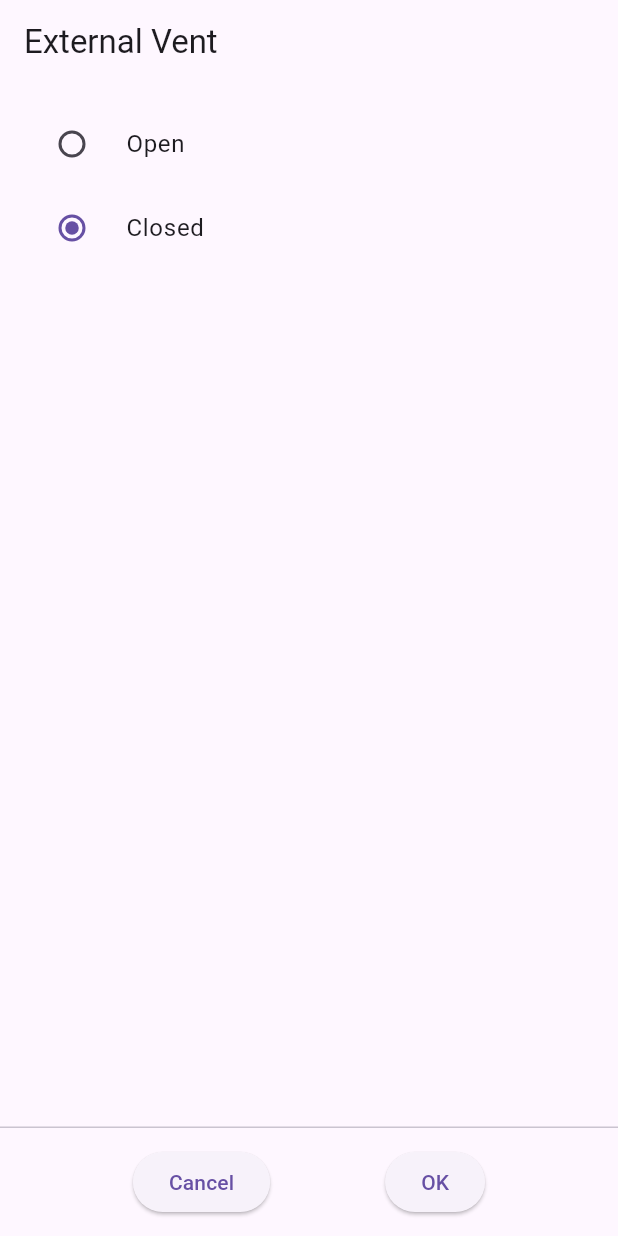
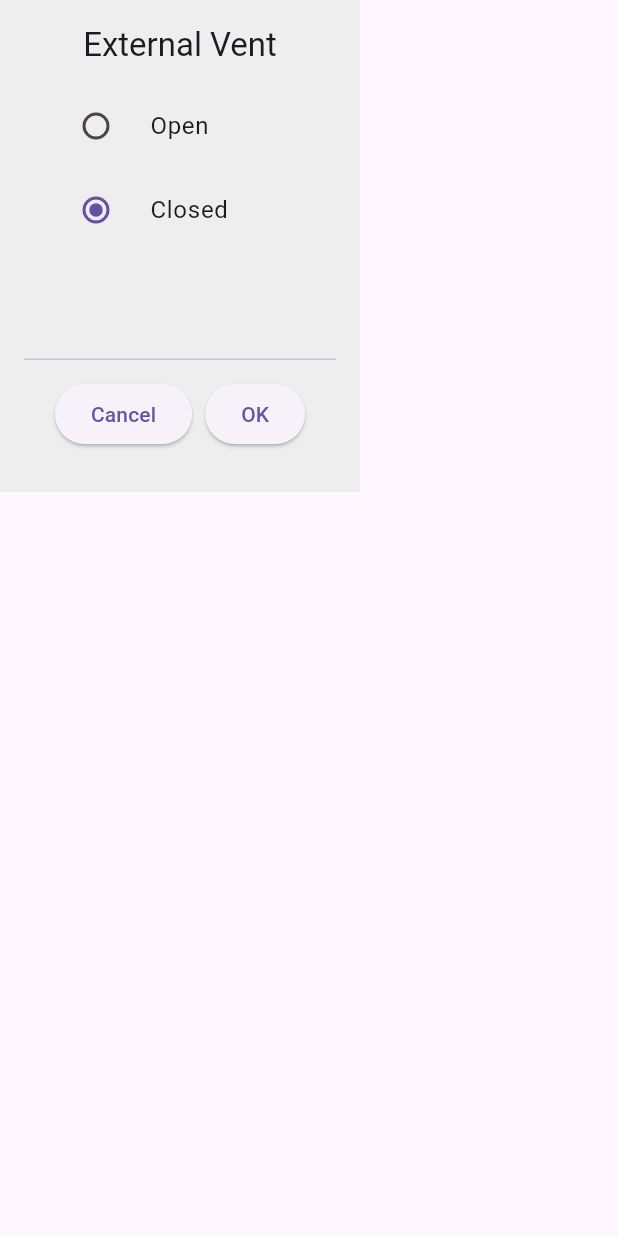
Before and after one commit to hangstrap/dry_living_mock_wall_unit, a Flutter app: the ExternalVentEditView widget shown alone on an empty page, opened directly with empty values, on a phone screen of 412 x 824 dp. Run offline on Flutter 3.47's test engine with Material 3 defaults, Android fonts, the phone set to English and light mode, and no system bars.

Commit message:
kind of working

```diff
--- a/lib/main.dart
+++ b/lib/main.dart
@@ -7,7 +7,7 @@ import 'clock_widget.dart';
 import 'package:flutter/rendering.dart';
 
 void main() {
-  debugPaintSizeEnabled = true;
+  debugPaintSizeEnabled = false;
   runApp(
     MultiProvider(
       providers: [ChangeNotifierProvider(create: (_) => AppState())],
--- a/lib/wall_unit/editors/base_field_edit_view.dart
+++ b/lib/wall_unit/editors/base_field_edit_view.dart
@@ -4,6 +4,7 @@ class BaseFieldEditView<T> extends StatefulWidget {
   final String title;
   final T value;
   final ValueChanged<T> onSave;
+  final VoidCallback onCancel; // now always required
   final Widget Function(T?, ValueChanged<T?>) editorBuilder;
 
   const BaseFieldEditView({
@@ -11,6 +12,7 @@ class BaseFieldEditView<T> extends StatefulWidget {
     required this.value,
     required this.onSave,
     required this.editorBuilder,
+    required this.onCancel, // no longer optional
     super.key,
   });
 
@@ -31,42 +33,45 @@ class _BaseFieldEditViewState<T> extends State<BaseFieldEditView<T>> {
   Widget build(BuildContext context) {
     final maxEditorHeight = MediaQuery.of(context).size.height * 0.7;
 
-    return Scaffold(
-      appBar: AppBar(title: Text(widget.title)),
-      body: SafeArea(
+    return Container(
+      width: 240,
+      height: 328,
+      color: Colors.grey[200],
+      padding: const EdgeInsets.all(16),
       child: Column(
         children: [
+          Text(widget.title, style: Theme.of(context).textTheme.titleLarge),
+
           Expanded(
             child: SingleChildScrollView(
               padding: const EdgeInsets.all(12),
               child: ConstrainedBox(
-                  constraints: BoxConstraints(
-                    maxHeight: maxEditorHeight,
-                  ),
+                constraints: BoxConstraints(maxHeight: maxEditorHeight),
                 child: widget.editorBuilder(
                   currentValue,
                   (newValue) {
-                      if (newValue != null) setState(() => currentValue = newValue);
+                    if (newValue != null) {
+                      setState(() => currentValue = newValue);
+                    }
                   },
                 ),
               ),
             ),
           ),
+
           const Divider(height: 1),
+
           Padding(
             padding: const EdgeInsets.all(12.0),
             child: Row(
               mainAxisAlignment: MainAxisAlignment.spaceEvenly,
               children: [
                 ElevatedButton(
-                    onPressed: () => Navigator.pop(context),
+                  onPressed: widget.onCancel, // always enabled
                   child: const Text("Cancel"),
                 ),
                 ElevatedButton(
-                    onPressed: () {
-                      widget.onSave(currentValue);
-                      Navigator.pop(context);
-                    },
+                  onPressed: () => widget.onSave(currentValue),
                   child: const Text("OK"),
                 ),
               ],
@@ -74,7 +79,6 @@ class _BaseFieldEditViewState<T> extends State<BaseFieldEditView<T>> {
           ),
         ],
       ),
-      ),
     );
   }
 }
--- a/lib/wall_unit/editors/external_vent_edit_view.dart
+++ b/lib/wall_unit/editors/external_vent_edit_view.dart
@@ -5,16 +5,28 @@ import 'base_field_edit_view.dart';
 
 class ExternalVentEditView extends StatelessWidget {
   final AppState appState;
-  const ExternalVentEditView({required this.appState, super.key});
+  final VoidCallback onClose;
+
+  const ExternalVentEditView({
+    required this.appState,
+    required this.onClose,
+    super.key,
+  });
 
   @override
   Widget build(BuildContext context) {
     return BaseFieldEditView<ExternalVent>(
       title: "External Vent",
       value: appState.externalVent,
-      onSave: (newValue) => appState.setExternalVent(newValue),
-      editorBuilder: (value, onChanged) => Column(
-        children: ExternalVent.values
+      onSave: (newValue) {
+        appState.setExternalVent(newValue);
+        onClose();
+      },
+      onCancel: onClose,
+      editorBuilder:
+          (value, onChanged) => Column(
+            children:
+                ExternalVent.values
                     .map(
                       (e) => RadioListTile<ExternalVent>(
                         title: Text(e.displayName),
--- a/lib/wall_unit/editors/humidity_edit_widget.dart
+++ b/lib/wall_unit/editors/humidity_edit_widget.dart
@@ -1,5 +1,5 @@
 import 'package:flutter/material.dart';
-import '../humidity_graph_widget.dart';
+import '../views/humidity_graph_widget.dart';
 
 class HumidityEditWidget extends StatefulWidget {
   final int initialTargetHumidity;
--- a/lib/wall_unit/humidity_graph_widget.dart
+++ b/lib/wall_unit/views/humidity_graph_widget.dart
@@ -1,5 +1,5 @@
 import 'package:flutter/material.dart';
-import '../label_value_widget.dart';
+import '../../label_value_widget.dart';
 
 class HumidityGraphScaleHelper {
   final double width;
--- a/lib/wall_unit/wall_unit_widget.dart
+++ b/lib/wall_unit/wall_unit_widget.dart
@@ -1,8 +1,8 @@
 import 'package:flutter/material.dart';
 import '../app_state.dart';
-import 'logo_and_company_widget.dart';
-import 'mode_value_widget.dart';
-import 'humidity_graph_widget.dart';
+import 'views/logo_and_company_widget.dart';
+import 'views/mode_value_widget.dart';
+import 'views/humidity_graph_widget.dart';
 import 'wall_unit_field_edit_router.dart';
 import 'wall_unit_settings_menu.dart';
 import "editing_field_enum.dart";
@@ -32,7 +32,9 @@ class _WallUnitWidgetState extends State<WallUnitWidget> {
     final spaceBox = widget.spaceBox;
     // Field editor view
     if (editing != null && editing != EditingField.menu) {
-      return WallUnitFieldEditRouter(field: editing!, appState: appState);
+      return WallUnitFieldEditRouter(field: editing!,
+      appState: appState,
+      onClose: ()=> setState(()=>editing=null));
     }
 
     // Menu view
```
Also changed, not shown: lib/wall_unit/editors/fan_speed_edit_view.dart (+16 -4 lines), lib/wall_unit/editors/mode_edit_view.dart (+8 -2 lines), lib/wall_unit/editors/target_humidity_edit_view.dart (+11 -4 lines), lib/wall_unit/wall_unit_field_edit_router.dart (+6 -4 lines), lib/wall_unit/views/logo_and_company_widget.dart (renamed from lib/wall_unit/logo_and_company_widget.dart), lib/wall_unit/views/mode_value_widget.dart (renamed from lib/wall_unit/mode_value_widget.dart), 1 other file. Lines whose indentation alone changed are shown as unchanged.
